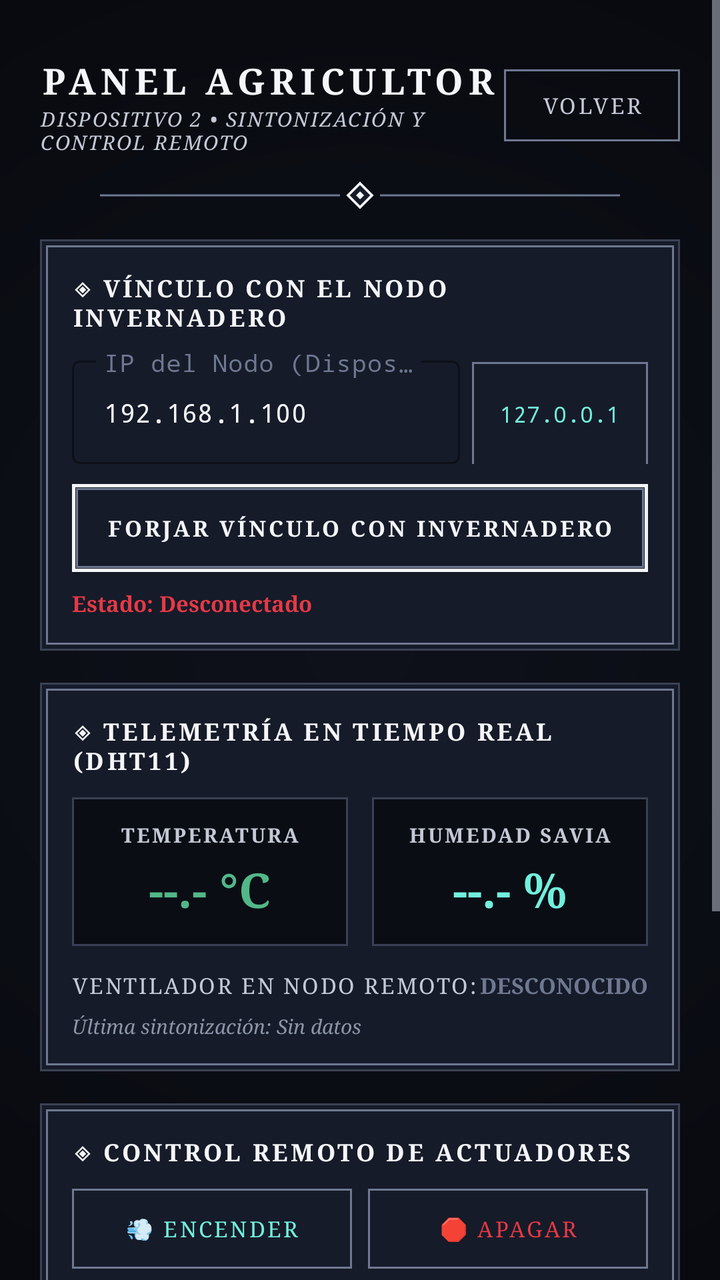
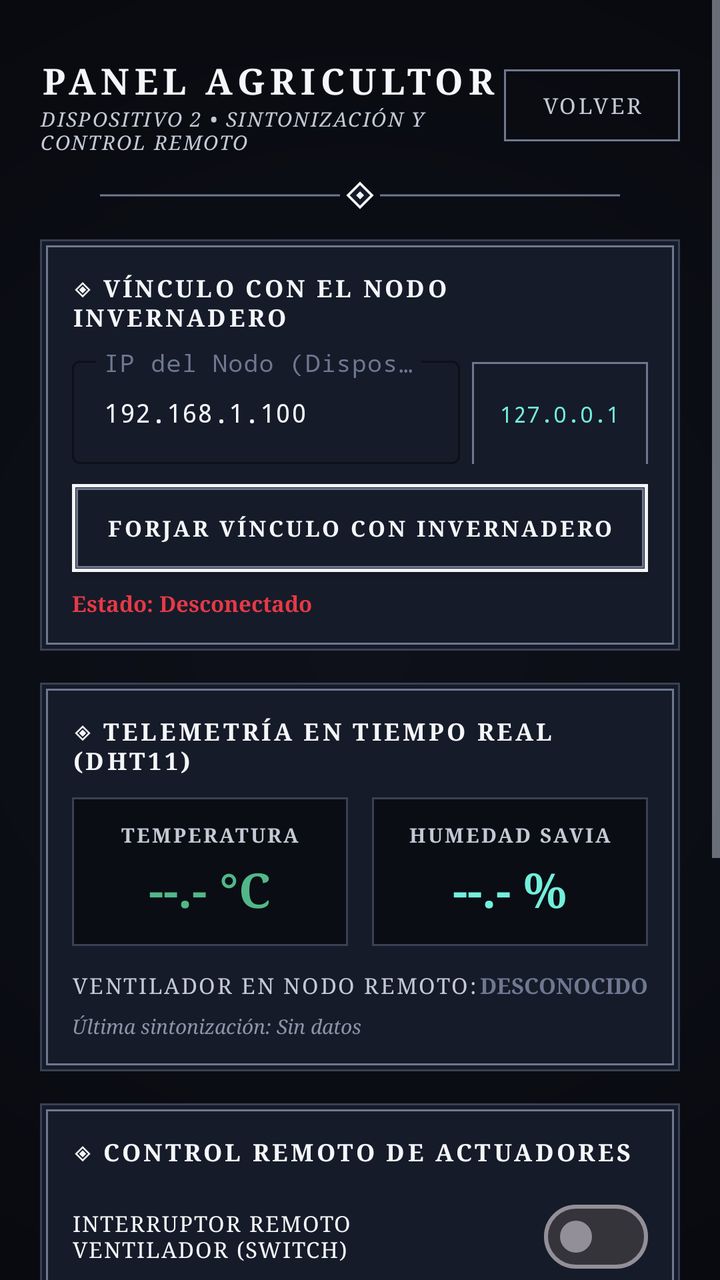

Two renders of the same Android screen: before a commit and after it. Below are the layout's source before the change and the commit's diff.
<!-- AndroidManifest.xml: application theme Theme.InvernaderoIoT -->
<!-- res/layout/activity_greenhouse_monitor.xml -->
<?xml version="1.0" encoding="utf-8"?>
<ScrollView xmlns:android="http://schemas.android.com/apk/res/android"
    xmlns:app="http://schemas.android.com/apk/res-auto"
    xmlns:tools="http://schemas.android.com/tools"
    android:id="@+id/main"
    android:layout_width="match_parent"
    android:layout_height="match_parent"
    android:background="@drawable/bg_void_vignette"
    android:fillViewport="true">

    <LinearLayout
        android:layout_width="match_parent"
        android:layout_height="wrap_content"
        android:orientation="vertical"
        android:padding="20dp">

        
        <LinearLayout
            android:layout_width="match_parent"
            android:layout_height="wrap_content"
            android:orientation="horizontal"
            android:gravity="center_vertical"
            android:layout_marginTop="8dp"
            android:layout_marginBottom="12dp">

            <LinearLayout
                android:layout_width="0dp"
                android:layout_height="wrap_content"
                android:layout_weight="1"
                android:orientation="vertical">

                <TextView
                    android:layout_width="wrap_content"
                    android:layout_height="wrap_content"
                    android:text="PANEL AGRICULTOR"
                    android:textSize="18sp"
                    android:textStyle="bold"
                    android:fontFamily="serif"
                    android:letterSpacing="0.14"
                    android:textAllCaps="true"
                    android:textColor="@color/hk_text_soul" />

                <TextView
                    android:layout_width="wrap_content"
                    android:layout_height="wrap_content"
                    android:text="DISPOSITIVO 2 • SINTONIZACIÓN Y CONTROL REMOTO"
                    android:textSize="10sp"
                    android:fontFamily="serif"
                    android:letterSpacing="0.08"
                    android:textAllCaps="true"
                    android:textColor="@color/hk_text_mask"
                    android:textStyle="italic" />
            </LinearLayout>

            <androidx.appcompat.widget.AppCompatButton
                android:id="@+id/btnBack"
                android:layout_width="wrap_content"
                android:layout_height="36dp"
                android:text="VOLVER"
                android:fontFamily="serif"
                android:letterSpacing="0.10"
                android:textColor="@color/hk_text_mask"
                android:textSize="11sp"
                android:background="@drawable/bg_secondary_button"
                android:paddingHorizontal="14dp" />
        </LinearLayout>

        
        <ImageView
            android:layout_width="match_parent"
            android:layout_height="16dp"
            android:layout_marginBottom="14dp"
            android:src="@drawable/ic_hallownest_divider"
            android:contentDescription="Divisor" />

        
        <LinearLayout
            android:layout_width="match_parent"
            android:layout_height="wrap_content"
            android:orientation="vertical"
            android:background="@drawable/bg_hallownest_card"
            android:padding="16dp"
            android:layout_marginBottom="16dp">

            <TextView
                android:layout_width="wrap_content"
                android:layout_height="wrap_content"
                android:text="◈ VÍNCULO CON EL NODO INVERNADERO"
                android:textSize="12sp"
                android:textStyle="bold"
                android:fontFamily="serif"
                android:letterSpacing="0.12"
                android:textAllCaps="true"
                android:textColor="@color/hk_text_soul"
                android:layout_marginBottom="8dp" />

            
            <LinearLayout
                android:layout_width="match_parent"
                android:layout_height="wrap_content"
                android:orientation="horizontal"
                android:layout_marginBottom="10dp">

                <com.google.android.material.textfield.TextInputLayout
                    android:id="@+id/tilIpAddress"
                    android:layout_width="0dp"
                    android:layout_height="wrap_content"
                    android:layout_weight="1"
                    android:hint="IP del Nodo (Dispositivo 1)"
                    app:boxStrokeColor="@color/hk_border_pale_ore"
                    app:hintTextColor="@color/hk_text_mask"
                    android:textColorHint="@color/hk_border_pale_ore"
                    style="@style/Widget.MaterialComponents.TextInputLayout.OutlinedBox">

                    <com.google.android.material.textfield.TextInputEditText
                        android:id="@+id/etIpAddress"
                        android:layout_width="match_parent"
                        android:layout_height="wrap_content"
                        android:text="192.168.1.100"
                        android:textColor="@color/hk_text_soul"
                        android:fontFamily="monospace"
                        android:textSize="13sp"
                        android:inputType="text" />
                </com.google.android.material.textfield.TextInputLayout>

                <androidx.appcompat.widget.AppCompatButton
                    android:id="@+id/btnUseLoopback"
                    android:layout_width="wrap_content"
                    android:layout_height="52dp"
                    android:text="127.0.0.1"
                    android:fontFamily="monospace"
                    android:textColor="@color/hk_accent_lifeblood_glow"
                    android:textSize="11sp"
                    android:background="@drawable/bg_secondary_button"
                    android:layout_marginStart="6dp" />
            </LinearLayout>

            
            <androidx.appcompat.widget.AppCompatButton
                android:id="@+id/btnToggleConnection"
                android:layout_width="match_parent"
                android:layout_height="44dp"
                android:text="FORJAR VÍNCULO CON INVERNADERO"
                android:fontFamily="serif"
                android:letterSpacing="0.12"
                android:textAllCaps="true"
                android:textColor="@color/hk_text_soul"
                android:textSize="11sp"
                android:textStyle="bold"
                android:background="@drawable/bg_soul_button"
                android:layout_marginBottom="8dp" />

            
            <TextView
                android:id="@+id/tvConnectionStatus"
                android:layout_width="wrap_content"
                android:layout_height="wrap_content"
                android:text="Estado: Desconectado"
                android:textSize="11sp"
                android:fontFamily="serif"
                android:textColor="@color/hk_accent_grimm"
                android:textStyle="bold" />

        </LinearLayout>

        
        <LinearLayout
            android:layout_width="match_parent"
            android:layout_height="wrap_content"
            android:orientation="vertical"
            android:background="@drawable/bg_hallownest_card"
            android:padding="16dp"
            android:layout_marginBottom="16dp">

            <TextView
                android:layout_width="wrap_content"
                android:layout_height="wrap_content"
                android:text="◈ TELEMETRÍA EN TIEMPO REAL (DHT11)"
                android:textSize="12sp"
                android:textStyle="bold"
                android:fontFamily="serif"
                android:letterSpacing="0.12"
                android:textAllCaps="true"
                android:textColor="@color/hk_text_soul"
                android:layout_marginBottom="10dp" />

            
            <TextView
                android:id="@+id/tvAlertBanner"
                android:layout_width="match_parent"
                android:layout_height="wrap_content"
                android:text="✦ ¡ALERTA DE INFECCIÓN! TEMPERATURA CRÍTICA (> 28°C)"
                android:textColor="@color/hk_text_soul"
                android:background="@drawable/bg_infection_badge"
                android:fontFamily="serif"
                android:letterSpacing="0.08"
                android:textStyle="bold"
                android:textSize="11sp"
                android:gravity="center"
                android:paddingVertical="8dp"
                android:visibility="gone"
                android:layout_marginBottom="10dp" />

            
            <LinearLayout
                android:layout_width="match_parent"
                android:layout_height="wrap_content"
                android:orientation="horizontal"
                android:layout_marginBottom="12dp">

                
                <LinearLayout
                    android:layout_width="0dp"
                    android:layout_height="wrap_content"
                    android:layout_weight="1"
                    android:orientation="vertical"
                    android:gravity="center"
                    android:background="@drawable/bg_charm_well"
                    android:padding="12dp"
                    android:layout_marginEnd="6dp">

                    <TextView
                        android:layout_width="wrap_content"
                        android:layout_height="wrap_content"
                        android:text="TEMPERATURA"
                        android:textSize="10sp"
                        android:fontFamily="serif"
                        android:letterSpacing="0.10"
                        android:textStyle="bold"
                        android:textColor="@color/hk_text_mask" />

                    <TextView
                        android:id="@+id/tvMonitorTemp"
                        android:layout_width="wrap_content"
                        android:layout_height="wrap_content"
                        android:text="--.- °C"
                        android:textSize="24sp"
                        android:textStyle="bold"
                        android:fontFamily="serif"
                        android:textColor="@color/hk_accent_greenpath"
                        android:layout_marginTop="4dp" />
                </LinearLayout>

                
                <LinearLayout
                    android:layout_width="0dp"
                    android:layout_height="wrap_content"
                    android:layout_weight="1"
                    android:orientation="vertical"
                    android:gravity="center"
                    android:background="@drawable/bg_charm_well"
                    android:padding="12dp"
                    android:layout_marginStart="6dp">

                    <TextView
                        android:layout_width="wrap_content"
                        android:layout_height="wrap_content"
                        android:text="HUMEDAD SAVIA"
                        android:textSize="10sp"
                        android:fontFamily="serif"
                        android:letterSpacing="0.10"
                        android:textStyle="bold"
                        android:textColor="@color/hk_text_mask" />

                    <TextView
                        android:id="@+id/tvMonitorHumidity"
                        android:layout_width="wrap_content"
                        android:layout_height="wrap_content"
                        android:text="--.- %"
                        android:textSize="24sp"
                        android:textStyle="bold"
                        android:fontFamily="serif"
                        android:textColor="@color/hk_accent_lifeblood_glow"
                        android:layout_marginTop="4dp" />
                </LinearLayout>
            </LinearLayout>

            
            <LinearLayout
                android:layout_width="match_parent"
                android:layout_height="wrap_content"
                android:orientation="horizontal"
                android:gravity="center_vertical"
                android:layout_marginBottom="6dp">

                <TextView
                    android:layout_width="0dp"
                    android:layout_height="wrap_content"
                    android:layout_weight="1"
                    android:text="VENTILADOR EN NODO REMOTO:"
                    android:fontFamily="serif"
                    android:letterSpacing="0.08"
                    android:textSize="11sp"
                    android:textColor="@color/hk_text_mask" />

                <TextView
                    android:id="@+id/tvMonitorFanStatus"
                    android:layout_width="wrap_content"
                    android:layout_height="wrap_content"
                    android:text="DESCONOCIDO"
                    android:fontFamily="serif"
                    android:textStyle="bold"
                    android:textSize="11sp"
                    android:textColor="@color/hk_border_pale_ore" />
            </LinearLayout>

            <TextView
                android:id="@+id/tvLastUpdate"
                android:layout_width="wrap_content"
                android:layout_height="wrap_content"
                android:text="Última sintonización: Sin datos"
                android:textSize="10sp"
                android:fontFamily="serif"
                android:textColor="@color/hk_text_lore"
                android:textStyle="italic" />

        </LinearLayout>

        
        <LinearLayout
            android:layout_width="match_parent"
            android:layout_height="wrap_content"
            android:orientation="vertical"
            android:background="@drawable/bg_hallownest_card"
            android:padding="16dp"
            android:layout_marginBottom="16dp">

            <TextView
                android:layout_width="wrap_content"
                android:layout_height="wrap_content"
                android:text="◈ CONTROL REMOTO DE ACTUADORES"
                android:textSize="12sp"
                android:textStyle="bold"
                android:fontFamily="serif"
                android:letterSpacing="0.12"
                android:textAllCaps="true"
                android:textColor="@color/hk_text_soul"
                android:layout_marginBottom="10dp" />

            
            <LinearLayout
                android:layout_width="match_parent"
                android:layout_height="wrap_content"
                android:orientation="horizontal"
                android:layout_marginBottom="8dp">

                <androidx.appcompat.widget.AppCompatButton
                    android:id="@+id/btnTurnFanOn"
                    android:layout_width="0dp"
                    android:layout_height="40dp"
                    android:layout_weight="1"
                    android:text="💨 ENCENDER"
                    android:fontFamily="serif"
                    android:letterSpacing="0.10"
                    android:textColor="@color/hk_accent_lifeblood_glow"
                    android:textSize="11sp"
                    android:background="@drawable/bg_secondary_button"
                    android:layout_marginEnd="4dp" />

                <androidx.appcompat.widget.AppCompatButton
                    android:id="@+id/btnTurnFanOff"
                    android:layout_width="0dp"
                    android:layout_height="40dp"
                    android:layout_weight="1"
                    android:text="🛑 APAGAR"
                    android:fontFamily="serif"
                    android:letterSpacing="0.10"
                    android:textColor="@color/hk_accent_grimm"
                    android:textSize="11sp"
                    android:background="@drawable/bg_secondary_button"
                    android:layout_marginStart="4dp" />
            </LinearLayout>

            <androidx.appcompat.widget.AppCompatButton
                android:id="@+id/btnToggleAutoMode"
                android:layout_width="match_parent"
                android:layout_height="40dp"
                android:text="ALTERNAR MODO AUTO / MANUAL"
                android:fontFamily="serif"
                android:letterSpacing="0.08"
                android:textColor="@color/hk_text_mask"
                android:textSize="11sp"
                android:background="@drawable/bg_secondary_button" />

        </LinearLayout>

        
        <LinearLayout
            android:layout_width="match_parent"
            android:layout_height="wrap_content"
            android:orientation="vertical"
            android:background="@drawable/bg_hallownest_card"
            android:padding="16dp"
            android:layout_marginBottom="16dp">

            <TextView
                android:layout_width="wrap_content"
                android:layout_height="wrap_content"
                android:text="◈ GRABADO EN DIARIO SQLITE"
                android:textSize="12sp"
                android:textStyle="bold"
                android:fontFamily="serif"
                android:letterSpacing="0.12"
                android:textAllCaps="true"
                android:textColor="@color/hk_text_soul"
                android:layout_marginBottom="10dp" />

            <androidx.appcompat.widget.AppCompatButton
                android:id="@+id/btnSaveReadingSqlite"
                android:layout_width="match_parent"
                android:layout_height="44dp"
                android:text="📥 GRABAR TELEMETRÍA EN SQLITE"
                android:fontFamily="serif"
                android:letterSpacing="0.10"
                android:textColor="@color/hk_text_soul"
                android:textSize="11sp"
                android:textStyle="bold"
                android:background="@drawable/bg_soul_button"
                android:layout_marginBottom="8dp" />

            <androidx.appcompat.widget.AppCompatButton
                android:id="@+id/btnGoHistory"
                android:layout_width="match_parent"
                android:layout_height="38dp"
                android:text="CONSULTAR DIARIO COMPLETO"
                android:fontFamily="serif"
                android:letterSpacing="0.08"
                android:textColor="@color/hk_accent_geo_glow"
                android:textSize="11sp"
                android:background="@drawable/bg_secondary_button" />

        </LinearLayout>

    </LinearLayout>
</ScrollView>
<!-- resources referenced by this layout -->
<resources>
  <color name="hk_accent_geo_glow">#FCEFB4</color>
  <color name="hk_accent_greenpath">#52B788</color>
  <color name="hk_accent_grimm">#E63946</color>
  <color name="hk_accent_lifeblood_glow">#72EFDD</color>
  <color name="hk_border_pale_ore">#6E7891</color>
  <color name="hk_text_lore">#8C95A8</color>
  <color name="hk_text_mask">#C4C9D6</color>
  <color name="hk_text_soul">#F4F6F9</color>
  <!-- drawable bg_charm_well (drawable) -->
  <?xml version="1.0" encoding="utf-8"?>
  <shape xmlns:android="http://schemas.android.com/apk/res/android"
      android:shape="rectangle">
      <solid android:color="@color/hk_surface_dark_well" />
      <stroke
          android:width="1dp"
          android:color="@color/hk_border_stone" />
  </shape>
  <!-- drawable bg_infection_badge (drawable) -->
  <?xml version="1.0" encoding="utf-8"?>
  <shape xmlns:android="http://schemas.android.com/apk/res/android"
      android:shape="rectangle">
      <solid android:color="@color/hk_accent_infection_bg" />
      <stroke
          android:width="1.5dp"
          android:color="@color/hk_accent_infection" />
  </shape>
  <!-- drawable bg_secondary_button (drawable) -->
  <?xml version="1.0" encoding="utf-8"?>
  <selector xmlns:android="http://schemas.android.com/apk/res/android">
      <item android:state_pressed="true">
          <shape android:shape="rectangle">
              <solid android:color="@color/hk_surface_card" />
              <stroke
                  android:width="1dp"
                  android:color="@color/hk_text_soul" />
          </shape>
      </item>
      <item>
          <shape android:shape="rectangle">
              <solid android:color="@android:color/transparent" />
              <stroke
                  android:width="1dp"
                  android:color="@color/hk_border_pale_ore" />
          </shape>
      </item>
  </selector>
  <!-- drawable bg_void_vignette (drawable) -->
  <?xml version="1.0" encoding="utf-8"?>
  <shape xmlns:android="http://schemas.android.com/apk/res/android"
      android:shape="rectangle">
      
      <gradient
          android:type="radial"
          android:gradientRadius="450dp"
          android:startColor="#0E111A"
          android:centerColor="#0B0D14"
          android:endColor="#07080C" />
  </shape>
  <style name="Theme.InvernaderoIoT" parent="Base.Theme.InvernaderoIoT" />
  <color name="hk_surface_dark_well">#0A0D14</color>
  <color name="hk_border_stone">#3A4154</color>
  <color name="hk_surface_card">#161B29</color>
  <color name="hk_accent_infection_bg">#3D1E04</color>
  <color name="hk_accent_infection">#FF7B00</color>
  <color name="hk_surface_elevated">#1F263B</color>
  <color name="hk_accent_soul_glow">#A5F3FC</color>
  <style name="Base.Theme.InvernaderoIoT" parent="Theme.Material3.Dark.NoActionBar">
          <item name="android:windowBackground">@drawable/bg_void_vignette</item>
          <item name="android:statusBarColor">@color/hk_bg_void</item>
          <item name="android:navigationBarColor">@color/hk_bg_void</item>
          <item name="colorPrimary">@color/hk_text_soul</item>
          <item name="colorPrimaryVariant">@color/hk_surface_elevated</item>
          <item name="colorSecondary">@color/hk_accent_lifeblood</item>
          <item name="colorSurface">@color/hk_surface_card</item>
          <item name="android:textColorPrimary">@color/hk_text_soul</item>
          <item name="android:textColorSecondary">@color/hk_text_mask</item>
      </style>
  <color name="hk_bg_void">#07080C</color>
  <color name="hk_accent_lifeblood">#00B4D8</color>
  <!-- unchanged entries left out for length: 3 -->
</resources>

<!-- the commit's change to res/layout/activity_greenhouse_monitor.xml (unified diff, before → after) -->
@@ -338,6 +338,18 @@
                 android:layout_marginBottom="10dp" />
 
             
+            <com.google.android.material.materialswitch.MaterialSwitch
+                android:id="@+id/switchMonitorFan"
+                android:layout_width="match_parent"
+                android:layout_height="wrap_content"
+                android:text="INTERRUPTOR REMOTO VENTILADOR (SWITCH)"
+                android:fontFamily="serif"
+                android:letterSpacing="0.06"
+                android:textColor="@color/hk_text_soul"
+                android:textSize="11sp"
+                android:layout_marginBottom="8dp" />
+
+            
             <LinearLayout
                 android:layout_width="match_parent"
                 android:layout_height="wrap_content"
